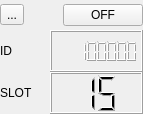
Qt form bank-view/frontslot.ui (smandyscom/front-base-widget) before a commit.
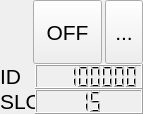
The same form after that commit.

```diff
--- a/bank-view/frontslot.ui
+++ b/bank-view/frontslot.ui
@@ -16,6 +16,11 @@
     <verstretch>0</verstretch>
    </sizepolicy>
   </property>
+  <property name="font">
+   <font>
+    <pointsize>16</pointsize>
+   </font>
+  </property>
   <property name="windowTitle">
    <string>Form</string>
   </property>
@@ -37,13 +42,9 @@
     </property>
     <item>
      <layout class="QHBoxLayout" name="horizontalLayout_3">
-      <item>
-       <widget class="QToolButton" name="toolButtonDialog">
-        <property name="text">
-         <string>...</string>
-        </property>
-       </widget>
-      </item>
+      <property name="spacing">
+       <number>3</number>
+      </property>
       <item>
        <widget class="QLabel" name="labelIsValid">
         <property name="minimumSize">
@@ -62,20 +63,45 @@
       </item>
       <item>
        <widget class="QPushButton" name="pushButtonMaterialOverrideOff">
+        <property name="sizePolicy">
+         <sizepolicy hsizetype="Minimum" vsizetype="Expanding">
+          <horstretch>0</horstretch>
+          <verstretch>0</verstretch>
+         </sizepolicy>
+        </property>
         <property name="text">
          <string>OFF</string>
         </property>
        </widget>
       </item>
+      <item>
+       <widget class="QToolButton" name="toolButtonDialog">
+        <property name="sizePolicy">
+         <sizepolicy hsizetype="Fixed" vsizetype="Expanding">
+          <horstretch>0</horstretch>
+          <verstretch>0</verstretch>
+         </sizepolicy>
+        </property>
+        <property name="text">
+         <string>...</string>
+        </property>
+       </widget>
+      </item>
      </layout>
     </item>
     <item>
      <layout class="QHBoxLayout" name="horizontalLayout">
       <item>
        <widget class="QLabel" name="labelID">
+        <property name="sizePolicy">
+         <sizepolicy hsizetype="Fixed" vsizetype="Fixed">
+          <horstretch>0</horstretch>
+          <verstretch>0</verstretch>
+         </sizepolicy>
+        </property>
         <property name="maximumSize">
          <size>
-          <width>50</width>
+          <width>35</width>
           <height>16777215</height>
          </size>
         </property>
@@ -100,9 +126,15 @@
      <layout class="QHBoxLayout" name="horizontalLayout_2">
       <item>
        <widget class="QLabel" name="labelSlot">
+        <property name="sizePolicy">
+         <sizepolicy hsizetype="Fixed" vsizetype="Fixed">
+          <horstretch>0</horstretch>
+          <verstretch>0</verstretch>
+         </sizepolicy>
+        </property>
         <property name="maximumSize">
          <size>
-          <width>50</width>
+          <width>35</width>
           <height>16777215</height>
          </size>
         </property>
```
